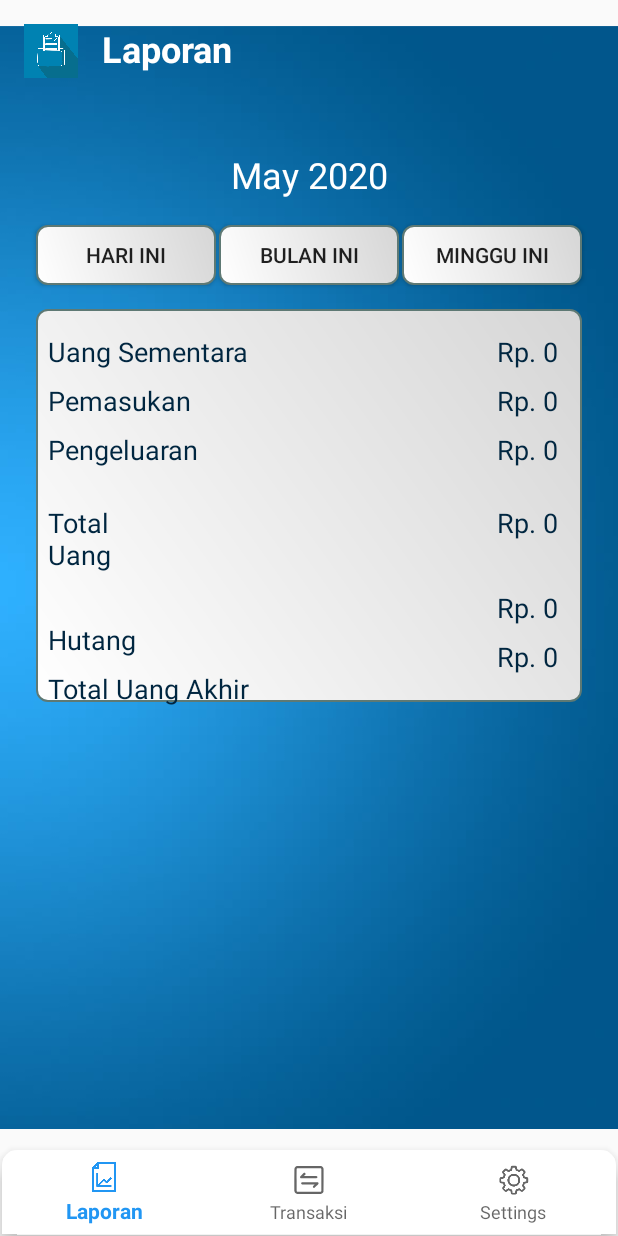
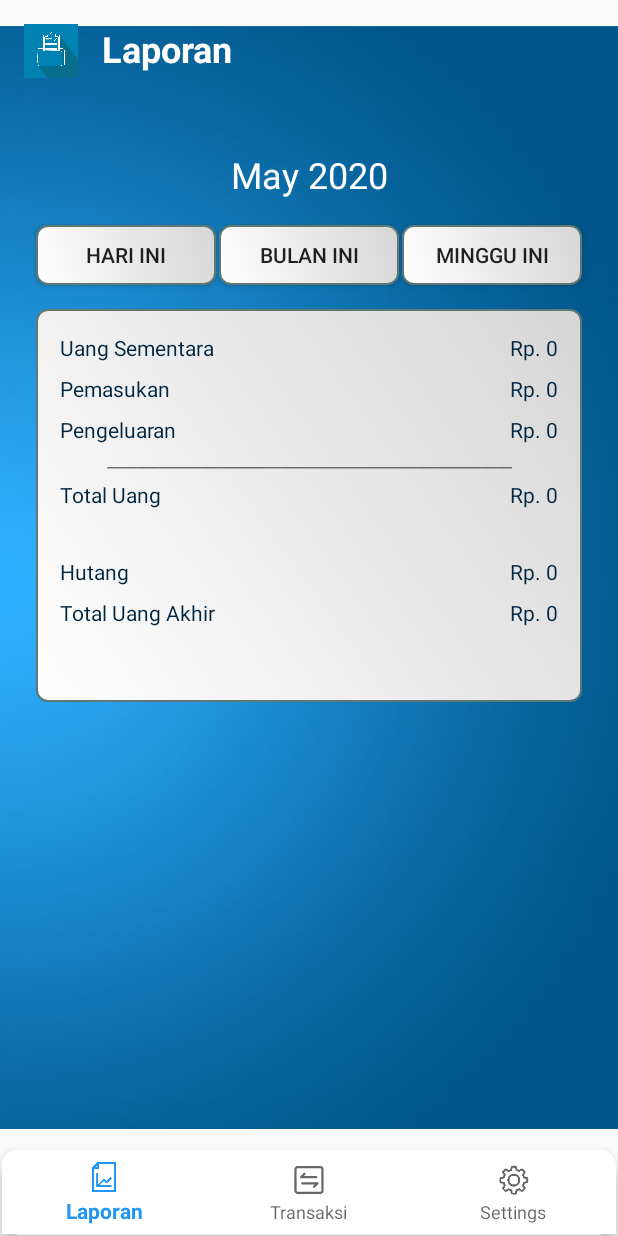
Before and after one commit to Likokas/Dompetku, an Android app: the screen it shows after launch (MainActivity), on a phone screen of 412 x 824 dp. Run offline under Robolectric (Android 15) with nearby library versions, the phone set to English and light mode, and no system bars.

Commit message:
kecilin font

```diff
--- a/app/src/main/res/layout/fragment_laporan.xml
+++ b/app/src/main/res/layout/fragment_laporan.xml
@@ -128,11 +128,11 @@
         android:id="@+id/text1"
         android:layout_width="wrap_content"
         android:layout_height="wrap_content"
-        android:layout_marginStart="32dp"
+        android:layout_marginStart="40dp"
         android:layout_marginTop="32dp"
         android:text="Uang Sementara"
         android:textColor="?attr/actionModeSplitBackground"
-        android:textSize="18sp"
+        android:textSize="14sp"
         app:layout_constraintStart_toStartOf="parent"
         app:layout_constraintTop_toBottomOf="@+id/rad" />
 
@@ -145,7 +145,7 @@
         android:text="Rp. -"
         android:textAlignment="textEnd"
         android:textColor="?attr/actionModeSplitBackground"
-        android:textSize="18sp"
+        android:textSize="14sp"
         app:layout_constraintEnd_toEndOf="parent"
         app:layout_constraintTop_toBottomOf="@+id/rad" />
 
@@ -153,11 +153,11 @@
         android:id="@+id/text2"
         android:layout_width="wrap_content"
         android:layout_height="wrap_content"
-        android:layout_marginStart="32dp"
+        android:layout_marginStart="40dp"
         android:layout_marginTop="8dp"
         android:text="Pemasukan"
         android:textColor="?attr/actionModeSplitBackground"
-        android:textSize="18sp"
+        android:textSize="14sp"
         app:layout_constraintStart_toStartOf="parent"
         app:layout_constraintTop_toBottomOf="@+id/text1" />
 
@@ -170,7 +170,7 @@
         android:text="Rp. -"
         android:textAlignment="textEnd"
         android:textColor="?attr/actionModeSplitBackground"
-        android:textSize="18sp"
+        android:textSize="14sp"
         app:layout_constraintEnd_toEndOf="parent"
         app:layout_constraintTop_toBottomOf="@+id/uang_sementara" />
 
@@ -178,11 +178,11 @@
         android:id="@+id/text3"
         android:layout_width="wrap_content"
         android:layout_height="wrap_content"
-        android:layout_marginStart="32dp"
+        android:layout_marginStart="40dp"
         android:layout_marginTop="8dp"
         android:text="Pengeluaran"
         android:textColor="?attr/actionModeSplitBackground"
-        android:textSize="18sp"
+        android:textSize="14sp"
         app:layout_constraintStart_toStartOf="parent"
         app:layout_constraintTop_toBottomOf="@+id/text2" />
 
@@ -195,7 +195,7 @@
         android:text="Rp. -"
         android:textAlignment="textEnd"
         android:textColor="?attr/actionModeSplitBackground"
-        android:textSize="18sp"
+        android:textSize="14sp"
         app:layout_constraintEnd_toEndOf="parent"
         app:layout_constraintTop_toBottomOf="@+id/uang_pemasukan" />
 
@@ -203,11 +203,11 @@
         android:id="@+id/text4"
         android:layout_width="86dp"
         android:layout_height="0dp"
-        android:layout_marginStart="32dp"
+        android:layout_marginStart="40dp"
         android:layout_marginTop="24dp"
         android:text="Total Uang"
         android:textColor="?attr/actionModeSplitBackground"
-        android:textSize="18sp"
+        android:textSize="14sp"
         app:layout_constraintStart_toStartOf="parent"
         app:layout_constraintTop_toBottomOf="@+id/text3" />
 
@@ -220,7 +220,7 @@
         android:text="Rp. -"
         android:textAlignment="textEnd"
         android:textColor="?attr/actionModeSplitBackground"
-        android:textSize="18sp"
+        android:textSize="14sp"
         app:layout_constraintEnd_toEndOf="parent"
         app:layout_constraintTop_toBottomOf="@+id/uang_pengeluaran" />
 
@@ -228,11 +228,11 @@
         android:id="@+id/text5"
         android:layout_width="wrap_content"
         android:layout_height="wrap_content"
-        android:layout_marginStart="32dp"
+        android:layout_marginStart="40dp"
         android:layout_marginTop="32dp"
         android:text="Hutang"
         android:textColor="?attr/actionModeSplitBackground"
-        android:textSize="18sp"
+        android:textSize="14sp"
         app:layout_constraintStart_toStartOf="parent"
         app:layout_constraintTop_toBottomOf="@+id/text4" />
 
@@ -245,7 +245,7 @@
         android:text="Rp. -"
         android:textAlignment="textEnd"
         android:textColor="?attr/actionModeSplitBackground"
-        android:textSize="18sp"
+        android:textSize="14sp"
         app:layout_constraintEnd_toEndOf="parent"
         app:layout_constraintTop_toBottomOf="@+id/uang_total" />
 
@@ -253,11 +253,11 @@
         android:id="@+id/text6"
         android:layout_width="wrap_content"
         android:layout_height="wrap_content"
-        android:layout_marginStart="32dp"
+        android:layout_marginStart="40dp"
         android:layout_marginTop="8dp"
         android:text="Total Uang Akhir"
         android:textColor="?attr/actionModeSplitBackground"
-        android:textSize="18sp"
+        android:textSize="14sp"
         app:layout_constraintStart_toStartOf="parent"
         app:layout_constraintTop_toBottomOf="@+id/text5" />
 
@@ -270,8 +270,17 @@
         android:text="Rp. -"
         android:textAlignment="textEnd"
         android:textColor="?attr/actionModeSplitBackground"
-        android:textSize="18sp"
+        android:textSize="14sp"
         app:layout_constraintEnd_toEndOf="parent"
         app:layout_constraintTop_toBottomOf="@+id/uang_hutang" />
 
+    <TextView
+        android:id="@+id/textView"
+        android:layout_width="wrap_content"
+        android:layout_height="wrap_content"
+        android:text="_____________________________________________"
+        app:layout_constraintEnd_toEndOf="parent"
+        app:layout_constraintStart_toStartOf="parent"
+        app:layout_constraintTop_toBottomOf="@+id/uang_pengeluaran" />
+
 </androidx.constraintlayout.widget.ConstraintLayout>
```
Also changed, not shown: app/src/main/res/layout/cardview.xml (+18 -15 lines).
